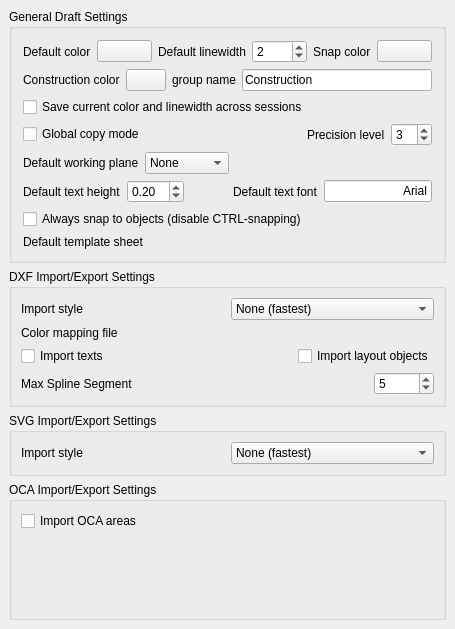
First picture: the form in src/Mod/Draft/userprefs.ui, repository berndhahnebach/All_FreeCAD, before the edit.
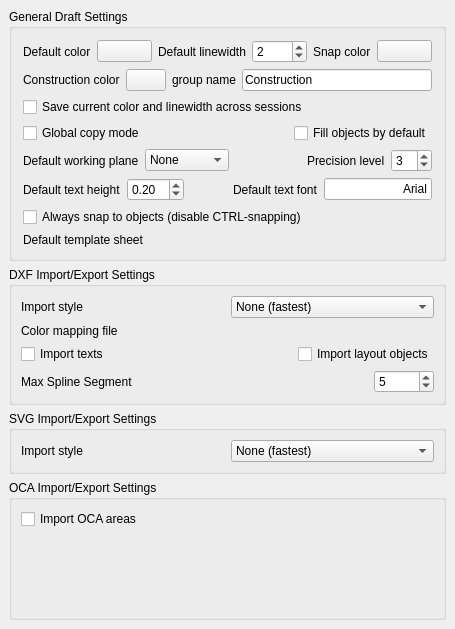
Second picture: the form after the edit. Custom widgets are drawn as their Qt base class.

Commit message: + added fill (wireframe/shaded) option for new Draft objects with default settable in prefs

Diff of the .ui file:
```diff
--- a/src/Mod/Draft/userprefs.ui
+++ b/src/Mod/Draft/userprefs.ui
@@ -213,25 +213,12 @@
          </spacer>
         </item>
         <item>
-         <widget class="QLabel" name="label_8">
-          <property name="text">
-           <string>Precision level</string>
-          </property>
-         </widget>
-        </item>
-        <item>
-         <widget class="Gui::PrefSpinBox" name="gui::prefspinbox_3">
-          <property name="maximumSize">
-           <size>
-            <width>60</width>
-            <height>16777215</height>
-           </size>
-          </property>
+         <widget class="Gui::PrefCheckBox" name="gui::prefcheckbox_6">
           <property name="toolTip">
            <string>The number of decimals in internal coordinates operations (for ex. 3 = 0.001)</string>
           </property>
-          <property name="value">
-           <number>3</number>
+          <property name="text">
+           <string>Fill objects by default</string>
           </property>
           <property name="prefEntry" stdset="0">
            <cstring>precision</cstring>
@@ -295,6 +282,35 @@
           </property>
          </spacer>
         </item>
+        <item>
+         <widget class="QLabel" name="label_8">
+          <property name="text">
+           <string>Precision level</string>
+          </property>
+         </widget>
+        </item>
+        <item>
+         <widget class="Gui::PrefSpinBox" name="gui::prefspinbox_3">
+          <property name="maximumSize">
+           <size>
+            <width>60</width>
+            <height>16777215</height>
+           </size>
+          </property>
+          <property name="toolTip">
+           <string>The number of decimals in internal coordinates operations (for ex. 3 = 0.001)</string>
+          </property>
+          <property name="value">
+           <number>3</number>
+          </property>
+          <property name="prefEntry" stdset="0">
+           <cstring>precision</cstring>
+          </property>
+          <property name="prefPath" stdset="0">
+           <cstring>Mod/Draft</cstring>
+          </property>
+         </widget>
+        </item>
        </layout>
       </item>
       <item>
```
Left out of the diff: 4 changed lines with no effect on the pictures. The commit also changes 2 other files.
